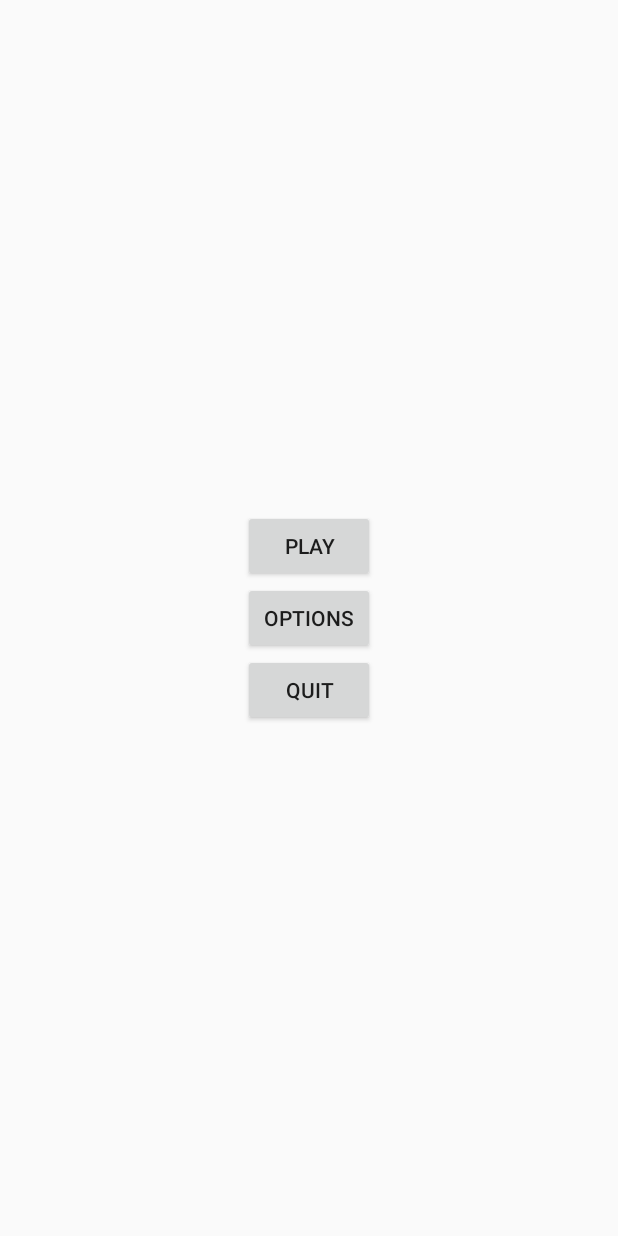
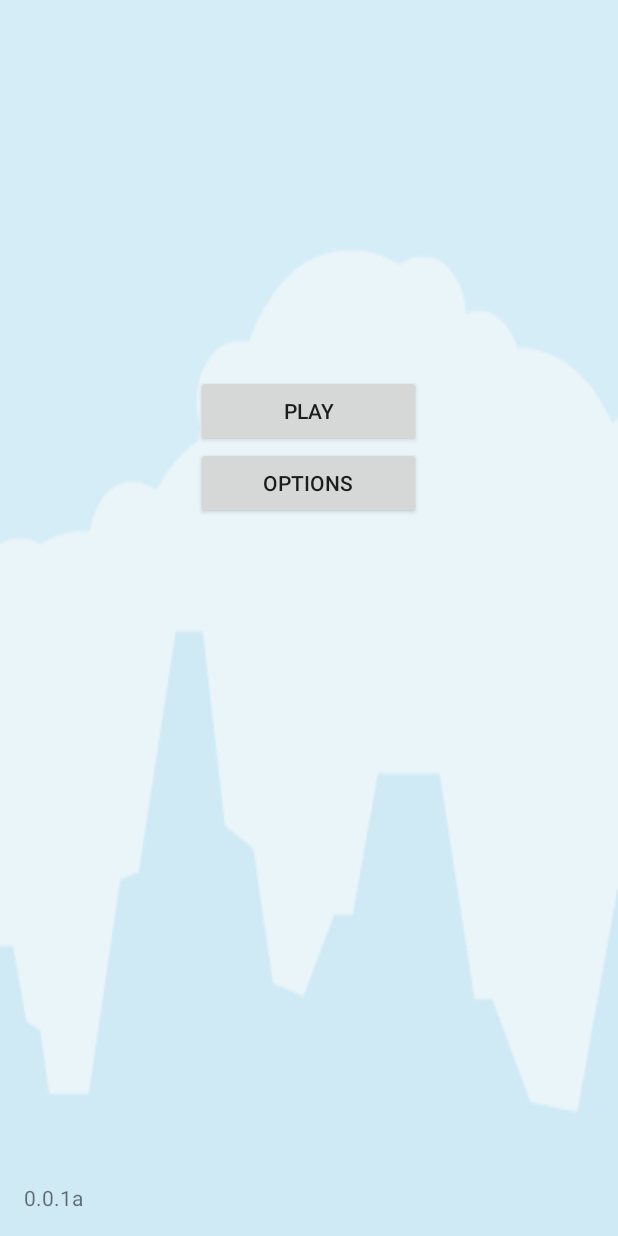
Before and after one commit to TomCR94/HopOver, an Android app: the layout activity_menu.xml on its own in the app's theme, with its tools: preview values and no code run, on a phone screen of 412 x 824 dp. Run offline under Robolectric (Android 15) with nearby library versions, the phone set to English and light mode, and no system bars.

Commit message:
Added Main menu and enemies!

```diff
--- a/app/src/main/res/layout/activity_menu.xml
+++ b/app/src/main/res/layout/activity_menu.xml
@@ -4,33 +4,50 @@
     android:layout_height="match_parent"
     android:paddingLeft="@dimen/activity_horizontal_margin"
     android:paddingRight="@dimen/activity_horizontal_margin"
-    android:paddingTop="@dimen/activity_vertical_margin"
+    android:background="@drawable/menu"
+    android:paddingTop="250dp"
     android:paddingBottom="@dimen/activity_vertical_margin"
-    tools:context=".MainMenuActivity">
+    tools:context=".MainMenuActivity"
+    android:orientation="vertical"
+    android:baselineAligned="false">
+
+    <LinearLayout
+        android:orientation="vertical"
+        android:layout_width="fill_parent"
+        android:layout_height="fill_parent"
+        android:layout_alignParentLeft="true"
+        android:layout_alignParentStart="true"
+        android:id="@+id/linearLayout">
 
         <Button
-        android:layout_width="wrap_content"
+            android:layout_width="150dp"
             android:layout_height="wrap_content"
-        android:text="Play"
+            android:text="@string/play"
             android:id="@+id/playButton"
             android:layout_above="@+id/OptionsButton"
             android:layout_alignLeft="@+id/OptionsButton"
-        android:layout_alignStart="@+id/OptionsButton" />
+            android:layout_alignStart="@+id/OptionsButton"
+            android:layout_gravity="center_horizontal" />
 
         <Button
+            android:layout_width="150dp"
+            android:layout_height="wrap_content"
+            android:text="@string/options"
+            android:id="@+id/OptionsButton"
+            android:layout_gravity="center_horizontal"
+            android:layout_above="@+id/QuitButton"
+            android:layout_centerHorizontal="true" />
+
+    </LinearLayout>
+
+    <TextView
         android:layout_width="wrap_content"
         android:layout_height="wrap_content"
-        android:text="Options"
-        android:id="@+id/OptionsButton"
-        android:layout_centerVertical="true"
-        android:layout_centerHorizontal="true" />
+        android:textAppearance="?android:attr/textAppearanceSmall"
+        android:text="@string/Version"
+        android:id="@+id/textView"
+        android:layout_gravity="right"
+        android:layout_alignBottom="@+id/linearLayout" />
 
-    <Button
-        android:layout_width="wrap_content"
-        android:layout_height="wrap_content"
-        android:text="Quit"
-        android:id="@+id/QuitButton"
-        android:layout_below="@+id/OptionsButton"
-        android:layout_alignLeft="@+id/OptionsButton"
-        android:layout_alignStart="@+id/OptionsButton" />
+
 </RelativeLayout>
--- a/app/src/main/res/values/strings.xml
+++ b/app/src/main/res/values/strings.xml
@@ -1,8 +1,11 @@
 <?xml version="1.0" encoding="utf-8"?>
 <resources>
 
-    <string name="app_name">HopOver</string>
+    <string name="app_name">Hop Over</string>
     <string name="hello_world">Hello world!</string>
     <string name="action_settings">Settings</string>
+    <string name="play">Play</string>
+    <string name="options">Options</string>
+    <string name="Version">0.0.1a</string>
 
 </resources>
```
Also changed, not shown: app/src/main/AndroidManifest.xml (+6 -3 lines), app/src/main/java/me/leacoighear/hopover/GameActivity.java (renamed from app/src/main/java/me/leacoighear/hopover/MainActivity.java, +6 -3 lines), app/src/main/java/me/leacoighear/hopover/GameView.java (+17 -9 lines), app/src/main/java/me/leacoighear/hopover/MainMenuActivity.java (+17 -7 lines), app/src/main/java/me/leacoighear/hopover/Player.java (deleted, +0 -41 lines), app/src/main/java/me/leacoighear/hopover/Sprites/Background.java (renamed from app/src/main/java/me/leacoighear/hopover/Background.java, +6 -3 lines), app/src/main/java/me/leacoighear/hopover/Sprites/EnemyGround.java (added, +45 -0 lines), app/src/main/java/me/leacoighear/hopover/Sprites/Player.java (added, +63 -0 lines), app/src/main/java/me/leacoighear/hopover/Sprites/Sprite.java (renamed from app/src/main/java/me/leacoighear/hopover/Sprite.java, +14 -5 lines). Lines whose indentation alone changed are shown as unchanged.
